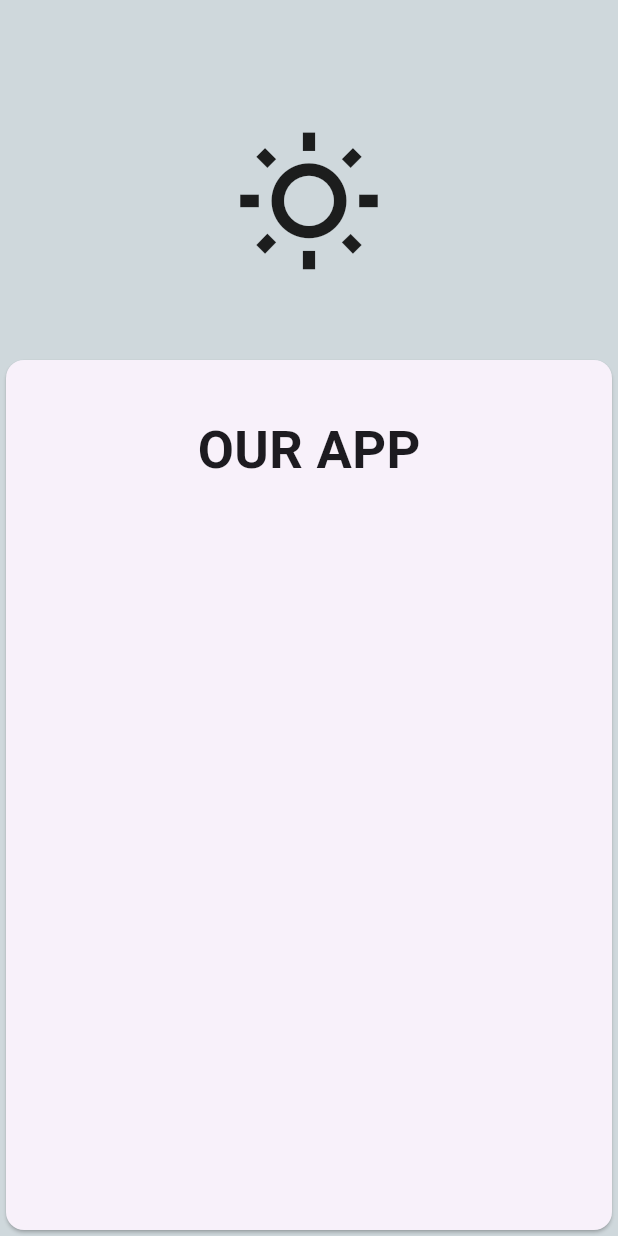
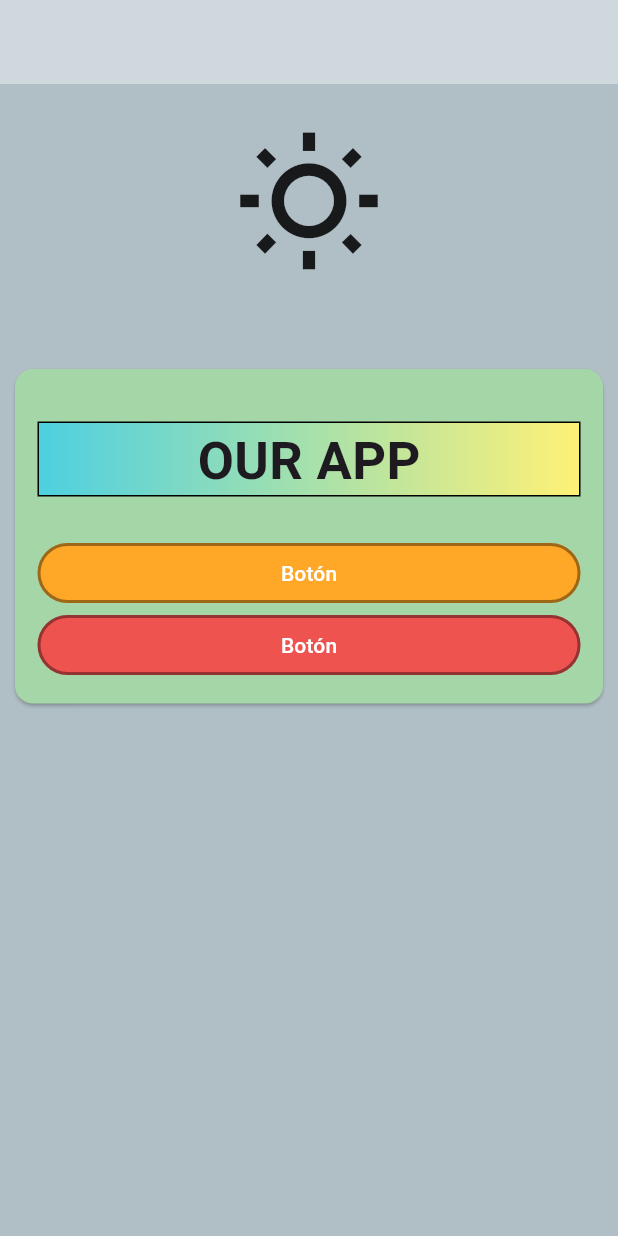
Before and after one commit to MiguelC29/DART_EXERCISES, a Flutter app: the screen it shows after launch, on a phone screen of 412 x 824 dp. Run offline on Flutter 3.47's test engine with Material 3 defaults, Android fonts, the phone set to English and light mode, and no system bars.

Commit message:
añadiendo botones y estilos al card

```diff
--- a/flutter_application_2/lib/pages/home.dart
+++ b/flutter_application_2/lib/pages/home.dart
@@ -6,7 +6,7 @@ class HomePage extends StatelessWidget {
   @override
   Widget build(BuildContext context) {
     return Scaffold(
-      backgroundColor: Colors.blueGrey.shade100,
+      backgroundColor: Colors.blueGrey.shade200,
       appBar: AppBar(
         elevation: 0,
         backgroundColor: Colors.blueGrey.shade100,
@@ -22,8 +22,14 @@ class HomePage extends StatelessWidget {
                 color: Colors.black87,
               ),
             ),
-            Expanded(
-              child: Card(
+            // Expanded(
+              //child:
+            Card(
+              margin: const EdgeInsets.all(10),
+              shape: RoundedRectangleBorder(
+                borderRadius: BorderRadius.circular(12)
+              ),
+              color: Colors.green.shade200,
               child: ListView(
                 shrinkWrap: true,
                 padding: const EdgeInsets.all(15),
@@ -39,11 +45,42 @@ class HomePage extends StatelessWidget {
                       ),
                       ),
                     ),
+                    decoration: BoxDecoration(
+                      border: Border.all(color: Colors.black),
+                      gradient: LinearGradient(
+                        begin: Alignment.topRight,
+                        end: Alignment.topLeft,
+                        colors: [
+                          Colors.yellow.shade300,
+                          Colors.cyan.shade300,
+                        ]
                       )
+                    ),
+                  ),
+                  OutlinedButton(onPressed: (){},
+                    child: const Text('Botón'),
+                    style: OutlinedButton.styleFrom(
+                      // backgroundColor: Colors.pink,
+                      // backgroundColor: Color.fromARGB(255, 10, 11, 19),
+                      backgroundColor: Colors.orange.shade400,
+                      foregroundColor: Colors.white,
+                      elevation: 5,
+                      side: const BorderSide( width: 2, color: Colors.black38),
+                    ),
+                  ),
+                  OutlinedButton(onPressed: (){},
+                    child: const Text('Botón'),
+                    style: OutlinedButton.styleFrom(
+                      backgroundColor: Colors.red.shade400,
+                      foregroundColor: Colors.white,
+                      elevation: 5,
+                      side: const BorderSide( width: 2, color: Colors.black38),
+                    ),
+                  ),
                 ],
               ),
             ),
-            ),
+            // ),
           ],
         ),
       ),
```
Lines whose indentation alone changed are shown as unchanged.
